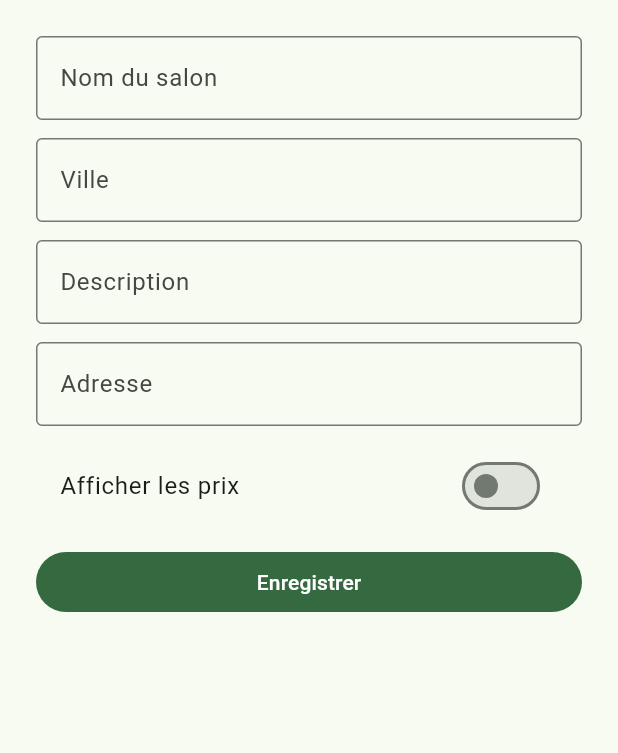
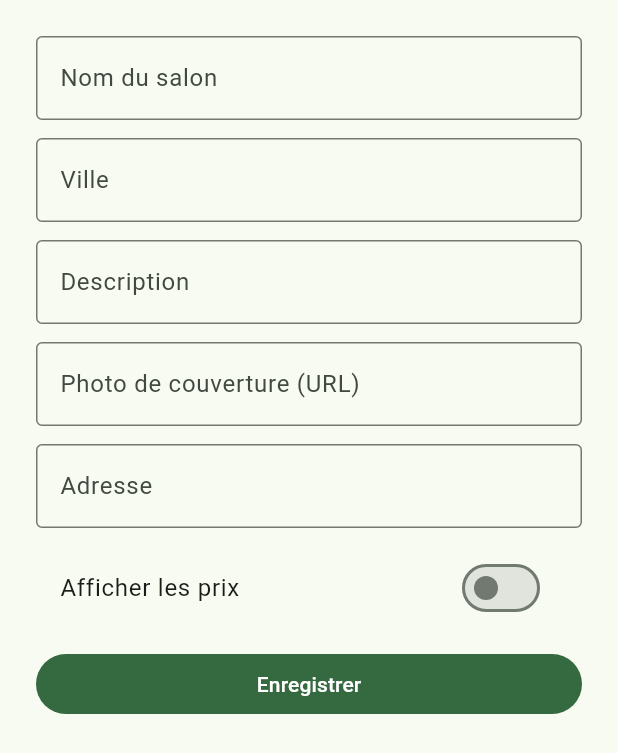
Before and after one commit to tarektaamali/barbershop, a Flutter app: the SalonProfileForm widget shown alone on an empty page, opened directly with empty values, on a phone screen of 412 x 824 dp. Shown: the top 753 px of the screen. Run offline on Flutter 3.47's test engine with Material 3 defaults, Android fonts, the phone set to English and light mode, and no system bars; our stand-ins replace flutter_riverpod, go_router, supabase_flutter; accounts and stored records are empty.

Commit message:
feat(salon): cover image URL field on the profile form
Co-Authored-By: Claude Opus 4.8 (1M context) <noreply@anthropic.com>

```diff
--- a/barbershop/lib/features/salon/presentation/salon_profile_form.dart
+++ b/barbershop/lib/features/salon/presentation/salon_profile_form.dart
@@ -23,6 +23,8 @@ class _SalonProfileFormState extends ConsumerState<SalonProfileForm> {
       TextEditingController(text: widget.salon.city);
   late final TextEditingController _address =
       TextEditingController(text: widget.salon.address ?? '');
+  late final TextEditingController _cover =
+      TextEditingController(text: widget.salon.coverUrl ?? '');
   late bool _showPrices = widget.salon.showPrices;
   bool _saving = false;
 
@@ -32,6 +34,7 @@ class _SalonProfileFormState extends ConsumerState<SalonProfileForm> {
     _description.dispose();
     _city.dispose();
     _address.dispose();
+    _cover.dispose();
     super.dispose();
   }
 
@@ -47,6 +50,7 @@ class _SalonProfileFormState extends ConsumerState<SalonProfileForm> {
             address: _address.text.trim().isEmpty ? null : _address.text.trim(),
             showPrices: _showPrices,
           );
+      await ref.read(salonRepositoryProvider).setCover(_cover.text.trim());
       ref.invalidate(mySalonProvider);
     } finally {
       if (mounted) setState(() => _saving = false);
@@ -76,6 +80,12 @@ class _SalonProfileFormState extends ConsumerState<SalonProfileForm> {
         ),
         const SizedBox(height: 12),
         TextField(
+          key: const Key('coverUrl'),
+          controller: _cover,
+          decoration: InputDecoration(labelText: l10n.coverUrlLabel),
+        ),
+        const SizedBox(height: 12),
+        TextField(
           controller: _address,
           decoration: InputDecoration(labelText: l10n.salonAddressLabel),
         ),
```
